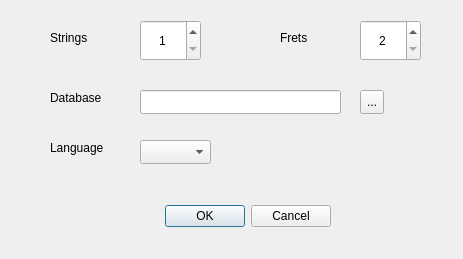
Before: the Qt Designer form settingsdlg.ui in sdutz/LazyTabs, drawn with Qt 5.
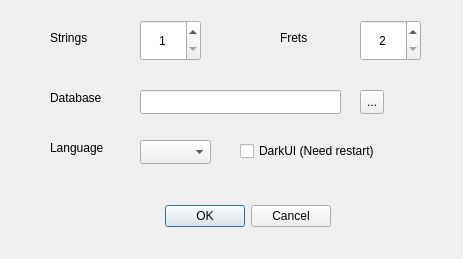
After: the same form once the commit is applied. Icons and pictures are not drawn.

Commit message: Added config for dark theme

Diff of the .ui file:
```diff
--- a/settingsdlg.ui
+++ b/settingsdlg.ui
@@ -168,6 +168,19 @@
     <string>...</string>
    </property>
   </widget>
+  <widget class="QCheckBox" name="darkUI">
+   <property name="geometry">
+    <rect>
+     <x>240</x>
+     <y>140</y>
+     <width>211</width>
+     <height>22</height>
+    </rect>
+   </property>
+   <property name="text">
+    <string>DarkUI (Need restart)</string>
+   </property>
+  </widget>
  </widget>
  <resources>
   <include location="lazytabs.qrc"/>
```
The commit also changes 10 other files.
